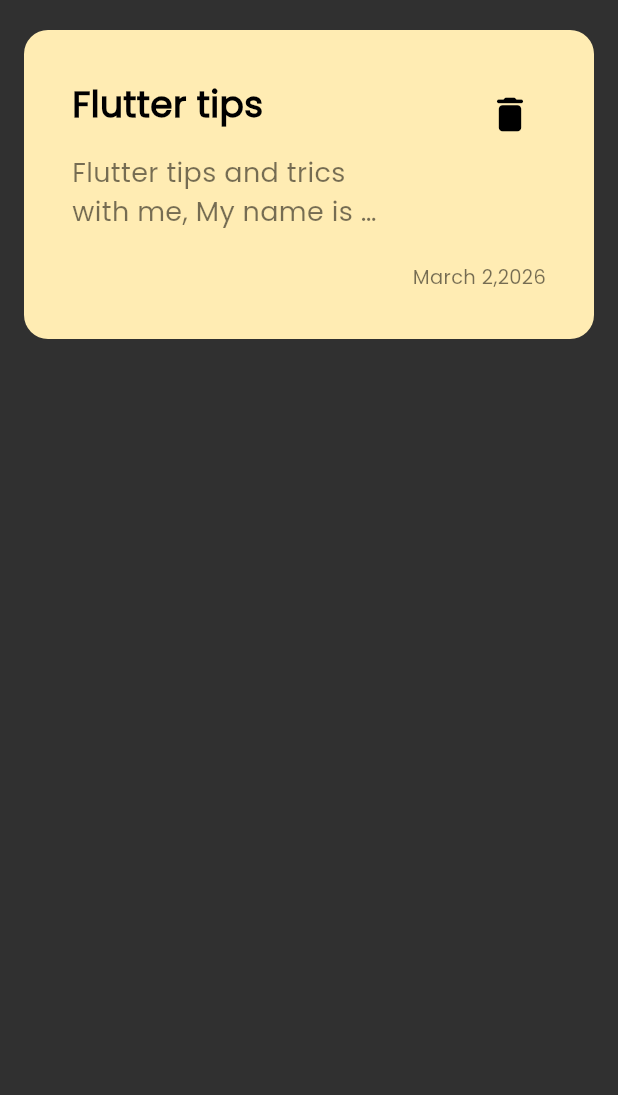
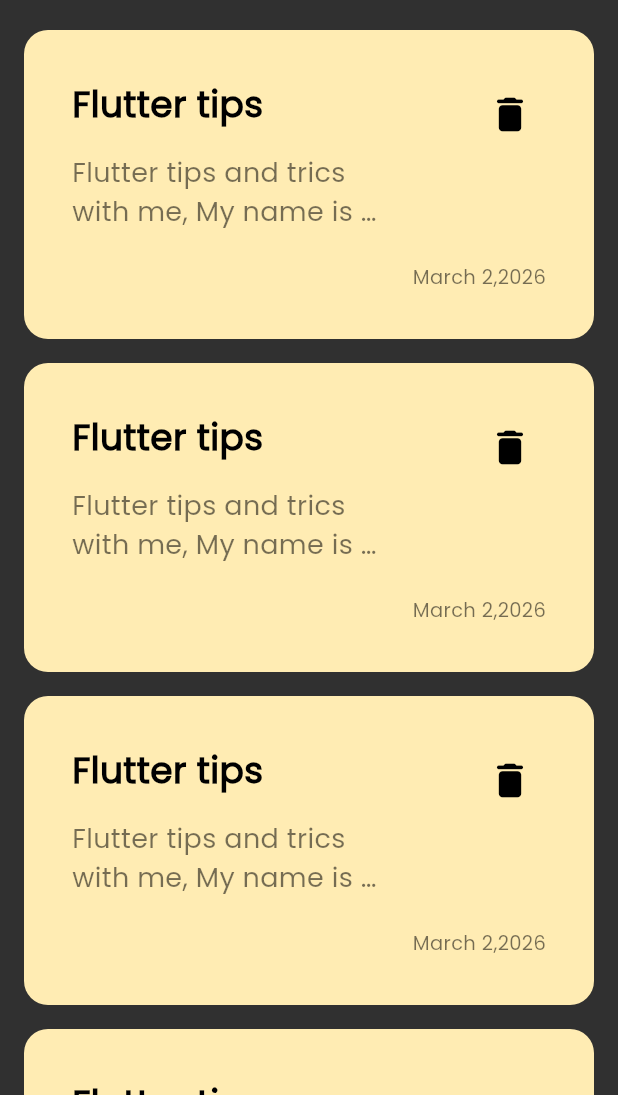
Before and after one commit to mohamedbasiouny0/NotesApp, a Flutter app: the screen it shows after launch, on a phone screen of 412 x 824 dp, the part 141-1236 px from its top. Run offline on Flutter 3.47's test engine with Material 3 defaults, Android fonts, the phone set to English and light mode, and no system bars; our stand-ins replace gap.

Commit message:
Refactor NotesViewBody to include NotesListView and update NoteItem usage

```diff
--- a/lib/features/home/widgets/note_item.dart
+++ b/lib/features/home/widgets/note_item.dart
@@ -14,6 +14,7 @@
 
     return Container(
       padding: .all(32),
+      margin: .only(bottom: 16) ,
       width: MediaQuery.of(context).size.width,
       height: MediaQuery.of(context).size.width * .5,
       decoration: BoxDecoration(
--- a/lib/features/home/widgets/notes_view_body.dart
+++ b/lib/features/home/widgets/notes_view_body.dart
@@ -15,9 +15,22 @@
           Gap(50),
           CustomAppBar(onPressed: () {}),
           Gap(16),
-          NoteItem(),
+          Expanded(child: NotesListView()),
         ],
       ),
     );
   }
 }
+
+class NotesListView extends StatelessWidget {
+  const NotesListView({super.key});
+
+  @override
+  Widget build(BuildContext context) {
+    return ListView.builder(
+      padding: .zero,
+      itemCount: 6,
+      itemBuilder: (context, index) => NoteItem(),
+    );
+  }
+}
```
